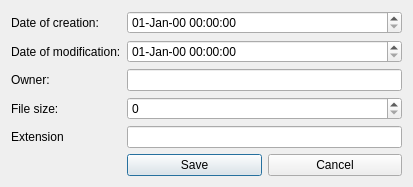
Above: src/Forms/windowmetadata.ui from Rasakhatskiy/Labs_S4_OOOP_L01 before the change. Below: the same form after it.
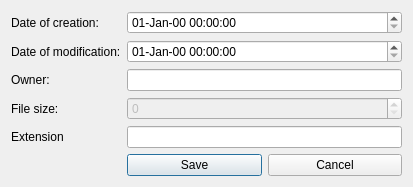
That is the form after the change. Icons and pictures are not drawn.

Patch:
```diff
--- a/src/Forms/windowmetadata.ui
+++ b/src/Forms/windowmetadata.ui
@@ -108,6 +108,9 @@
    </item>
    <item row="3" column="1">
     <widget class="QSpinBox" name="spinBox_length">
+     <property name="enabled">
+      <bool>false</bool>
+     </property>
      <property name="sizePolicy">
       <sizepolicy hsizetype="Minimum" vsizetype="Minimum">
        <horstretch>0</horstretch>
```
